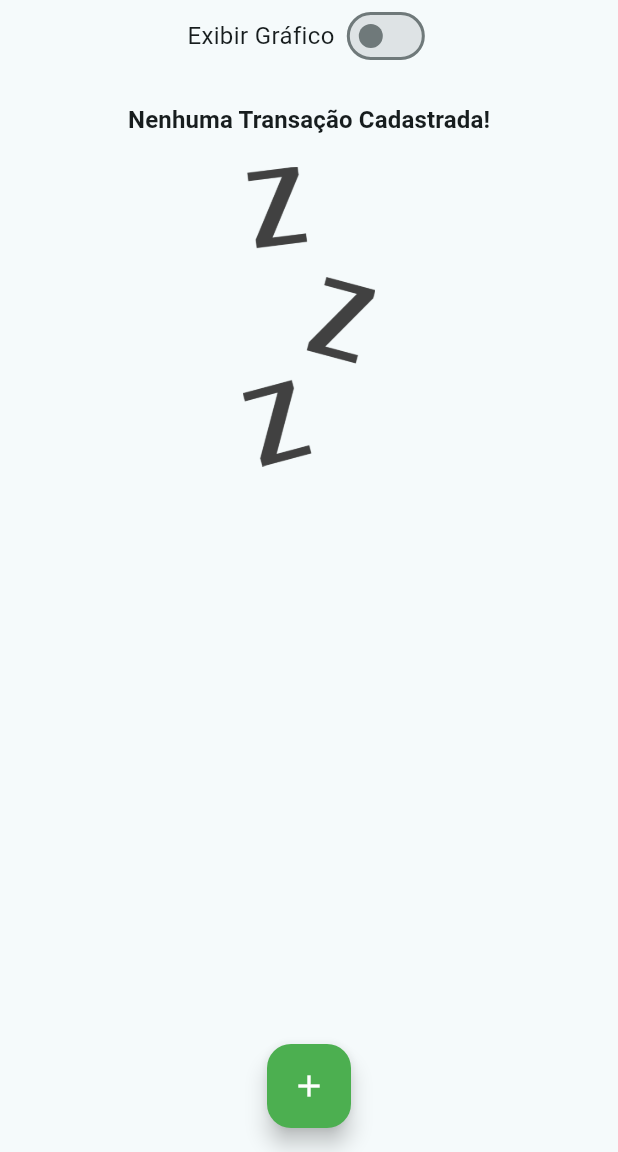
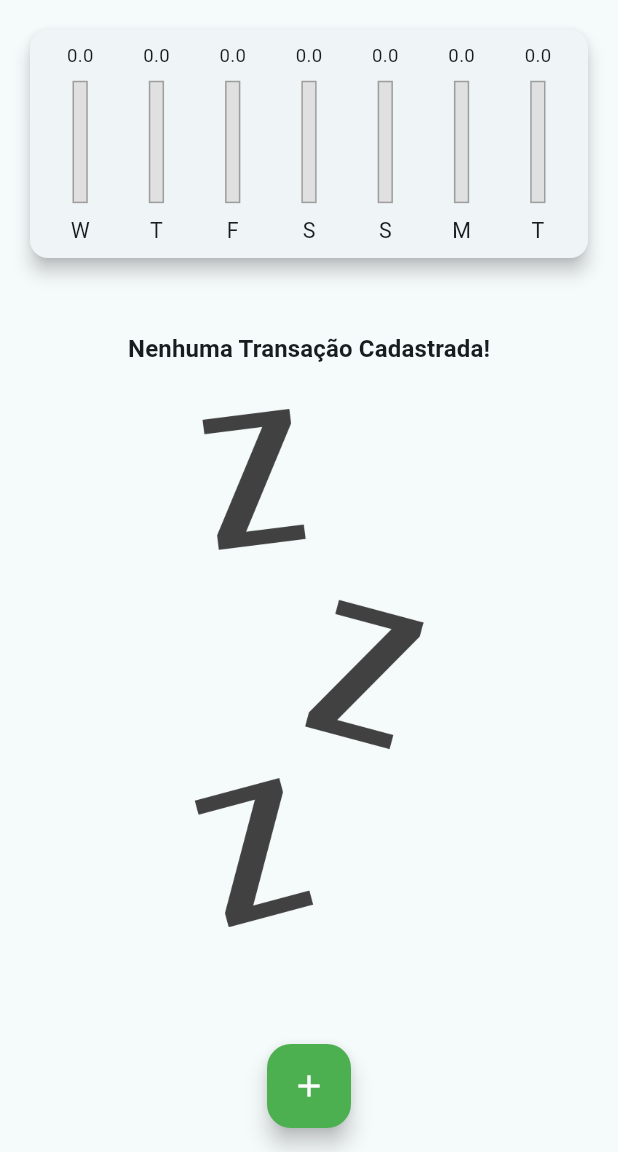
Before and after one commit to mateusalmeiida/despesas-pessoais-flutter, a Flutter app: the screen it shows after launch, on a phone screen of 412 x 824 dp, the part 84-1236 px from its top. Run offline on Flutter 3.47's test engine with Material 3 defaults, Android fonts, the phone set to English and light mode, and no system bars.

Commit message:
Botão para mudar de gráfico para lista movido para AppBar

```diff
--- a/lib/components/transaction_list.dart
+++ b/lib/components/transaction_list.dart
@@ -46,28 +46,28 @@ class TransactionList extends StatelessWidget {
               );
             },
           )
-        : ListView(children: [
-            Column(
+        : LayoutBuilder(builder: (ctx, constraints) {
+            return Column(
               children: [
                 SizedBox(
-                  height: 20,
+                  height: constraints.maxHeight * 0.05,
                 ),
                 Text(
                   'Nenhuma Transação Cadastrada!',
                   style: Theme.of(context).textTheme.titleSmall,
                 ),
                 SizedBox(
-                  height: 20,
+                  height: constraints.maxHeight * 0.05,
                 ),
                 SizedBox(
-                  height: 200,
+                  height: constraints.maxHeight * 0.6,
                   child: Image.asset(
                     'assets/images/waiting.png',
                     fit: BoxFit.cover,
                   ),
                 )
               ],
-            ),
-          ]);
+            );
+          });
   }
 }
--- a/lib/main.dart
+++ b/lib/main.dart
@@ -93,8 +93,20 @@ class _MyHomePageState extends State<MyHomePage> {
 
   @override
   Widget build(BuildContext context) {
+    bool isLandscape =
+        MediaQuery.of(context).orientation == Orientation.landscape;
+
     final appBar = AppBar(
       actions: [
+        if (isLandscape)
+          IconButton(
+            onPressed: () {
+              setState(() {
+                _showChart = !_showChart;
+              });
+            },
+            icon: Icon(_showChart ? Icons.list : Icons.bar_chart),
+          ),
         IconButton(
           onPressed: () {
             _openTransactionFormModal(context);
@@ -115,29 +127,11 @@ class _MyHomePageState extends State<MyHomePage> {
         child: Column(
           crossAxisAlignment: CrossAxisAlignment.stretch,
           children: [
-            Row(
-              mainAxisAlignment: MainAxisAlignment.center,
-              children: [
-                Text(
-                  'Exibir Gráfico',
-                  style: TextStyle(fontSize: 16),
-                ),
-                SizedBox(width: MediaQuery.of(context).size.width * 0.01),
-                Switch(
-                  value: _showChart,
-                  onChanged: (value) {
-                    setState(() {
-                      _showChart = value;
-                    });
-                  },
-                ),
-              ],
-            ),
-            if (_showChart)
+            if (_showChart || !isLandscape)
               SizedBox(
-                  height: availableHeight * 0.25,
+                  height: availableHeight * (isLandscape ? 0.7 : 0.25),
                   child: Chart(recentTransactions: _recentTransactions)),
-            if (!_showChart)
+            if (!_showChart || !isLandscape)
               SizedBox(
                 height: availableHeight * 0.75,
                 child: TransactionList(
```
